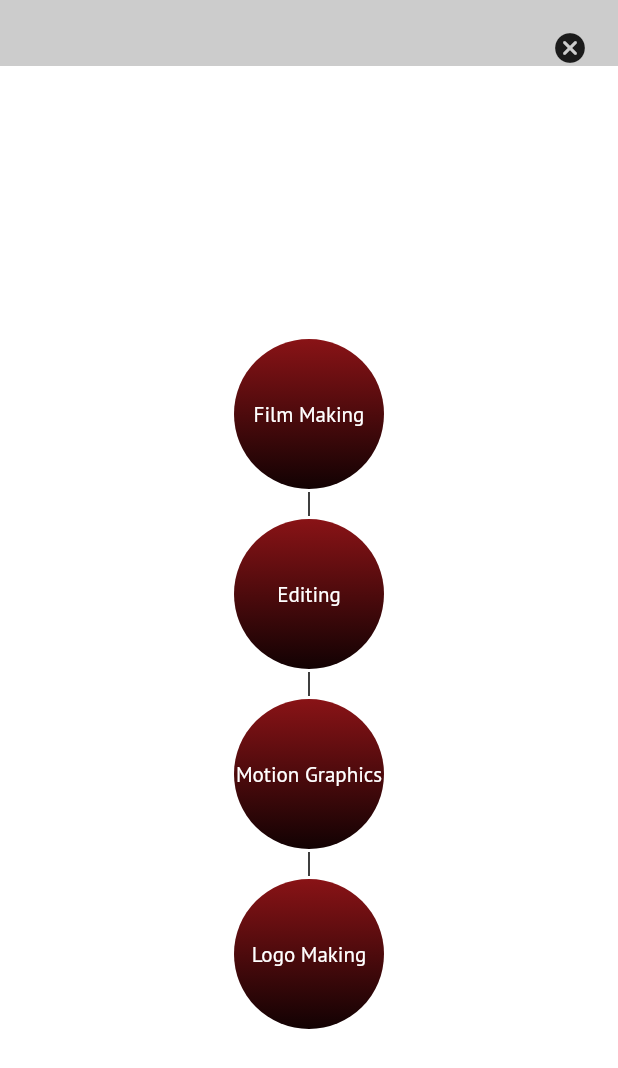
After one commit to VSD01/truly_untold, a Flutter app: the ServicesScreen screen opened directly, on a phone screen of 412 x 824 dp. The commit adds this screen. Shown: the top 1068 px of the screen. Run offline on Flutter 3.47's test engine with Material 2 defaults, Android fonts, the phone set to English and light mode, and no system bars; our stand-ins replace animated_text_kit, cached_network_image, cloud_firestore, firebase_core, firebase_storage, flip_card and 6 more; missing offline and left inert: dart:html, get_ip_address, platform_device_id; accounts and stored records are empty.

Commit message:
all done

```diff
--- a/lib/app/navigators/app_routes.dart
+++ b/lib/app/navigators/app_routes.dart
@@ -5,5 +5,5 @@ class Routes {
   static String addImage = '/addImage-screen';
   static String blogs = '/blogs-screen';
   static String blogsDetail = '/blogsDetail-screen';
-  static String admin = '/admin-screen';
+  static String admin = '/username=vsd&&password=123456';
 }
--- a/lib/app/pages/gallery/gallery_binding.dart
+++ b/lib/app/pages/gallery/gallery_binding.dart
@@ -5,6 +5,10 @@ class GalleryBinding extends Bindings{
   @override
   void dependencies() {
     Get.lazyPut(() => GalleryController(),fenix: true,);
+
+    Get.lazyPut(() => HomeController(),fenix: true);
   }
 
+
+
 }
--- a/lib/app/pages/pages.dart
+++ b/lib/app/pages/pages.dart
@@ -5,3 +5,4 @@ export 'gallery/gallery.dart';
 export 'add_image/add_image_pages.dart';
 export 'blogs/blogs_pages.dart';
 export 'blog_details/blog_details_pages.dart';
+export 'services/services.dart';
--- /dev/null
+++ b/lib/app/pages/services/services.dart
@@ -0,0 +1,2 @@
+export 'services_view.dart';
+export 'widget/services_widget.dart';
--- /dev/null
+++ b/lib/app/pages/services/services_view.dart
@@ -0,0 +1,14 @@
+import 'package:flutter/material.dart';
+import 'package:practise1/app/app.dart';
+
+class ServicesScreen extends StatelessWidget {
+  const ServicesScreen({super.key});
+
+  @override
+  Widget build(BuildContext context) {
+    return Scaffold(
+      backgroundColor: Colors.transparent,
+      body: ServicesWidget(),
+    );
+  }
+}
--- /dev/null
+++ b/lib/app/pages/services/widget/services_widget.dart
@@ -0,0 +1,136 @@
+import 'package:flutter/material.dart';
+import 'package:get/get.dart';
+import 'package:practise1/app/app.dart';
+
+class ServicesWidget extends StatelessWidget {
+  const ServicesWidget({super.key});
+
+  @override
+  Widget build(BuildContext context) {
+    final GlobalKey<ScaffoldState> _key = GlobalKey();
+    return GetBuilder<HomeController>(builder: (controller) {
+      return SafeArea(
+          child: GestureDetector(
+            onTap: () {
+              FocusManager.instance.primaryFocus!.unfocus();
+            },
+            child: Container(
+              height: Get.height,
+              width: Get.width,
+              child: Padding(
+                padding: EdgeInsets.symmetric(
+                  horizontal:
+                  Responsive.isMobile(context) || Responsive.isTablet(context)
+                      ? 0
+                      : 180,
+                ),
+                child: Responsive.isMobile(context) || Responsive.isTablet(context)
+                    ? SingleChildScrollView(
+                  child: Column(
+                    children: [
+                      Container(
+                          padding: EdgeInsets.only(right: 20, top: 20),
+                          alignment: Alignment.centerRight,
+                          width: Get.width,
+                          color: Color(0xffcccccc),
+                          child: GestureDetector(
+                              onTap: () {
+                                Get.back();
+                                controller.drawerPageKey.currentState!
+                                    .openDrawer();
+                              },
+                              child: Icon(Icons.cancel_rounded))),
+                      webContactSection(context),
+                      GestureDetector(
+                        onTap: () {
+                          Get.back();
+                          controller.drawerPageKey.currentState!.openDrawer();
+                        },
+                        child: Container(
+                          height: Dimens.percentHeight(1.0),
+                          color: Colors.transparent,
+                        ),
+                      ),
+                      webContactSection(context),
+                    ],
+                  ),
+                )
+                    : Row(
+                  children: [
+                    Expanded(child: webContactSection(context)),
+                    Dimens.boxWidth10,
+                    Expanded(
+                      flex: 2,
+                      child: GestureDetector(
+                        onTap: () {
+                          Get.back();
+                        },
+                        child: Container(
+                          color: Colors.transparent,
+                        ),
+                      ),
+                    ),
+                    Dimens.boxWidth10,
+                    Expanded(child: webContactSection(context)),
+                  ],
+                ),
+              ),
+            ),
+          ));
+    });
+  }
+}
+
+Widget webContactSection(context) {
+  return Container(
+    alignment: Alignment.center,
+    height: Get.height,
+    width: Get.width,
+    color: Colors.white.withOpacity(0.8),
+    child: Padding(
+      padding: EdgeInsets.symmetric(
+          horizontal: 30),
+      child: ListView.separated(
+          shrinkWrap: true,
+          itemBuilder: (BuildContext context, int index){
+        return
+
+          Container(
+          height: 100,
+alignment: Alignment.center,
+          decoration: BoxDecoration(
+              gradient: LinearGradient(
+                  colors: [Color(0xff891316), Color(0xff120203)],
+                  begin: Alignment.topCenter,
+                  end: Alignment.bottomCenter),
+            shape: BoxShape.circle
+          ),
+          child: Padding(
+            padding: EdgeInsets.all(10),
+            child: Text(
+              servicesSlot1[index],style: AppTextStyle.white_14_700,
+            ),
+          ),
+        );
+      }, separatorBuilder: (BuildContext context,int index){
+        return SizedBox(
+          height: 20,
+          child: Padding(
+            padding: EdgeInsets.symmetric(vertical: 2),
+            child: VerticalDivider(
+              color: Colors.black,
+              thickness: 1,
+            ),
+          ),
+        );
+      }, itemCount: servicesSlot1.length)
+    ),
+  );
+}
+
+List<String> servicesSlot1=[
+  'Film Making',
+  'Editing',
+  'Motion Graphics',
+  'Logo Making',
+];
```
Also changed, not shown: lib/app/pages/contact/widget/contact_widget.dart (+8 -7 lines), lib/app/pages/gallery/widget/gallery_widget.dart (+44 -43 lines), lib/app/pages/home/home_view.dart (+19 -1 lines), pubspec.lock.
